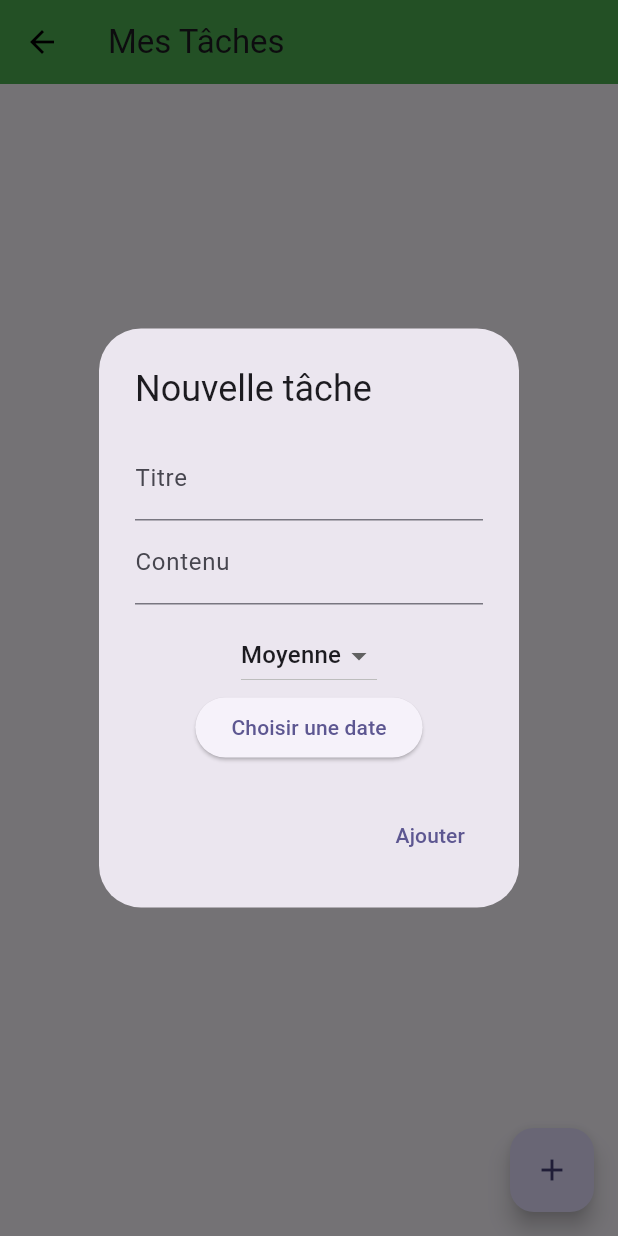
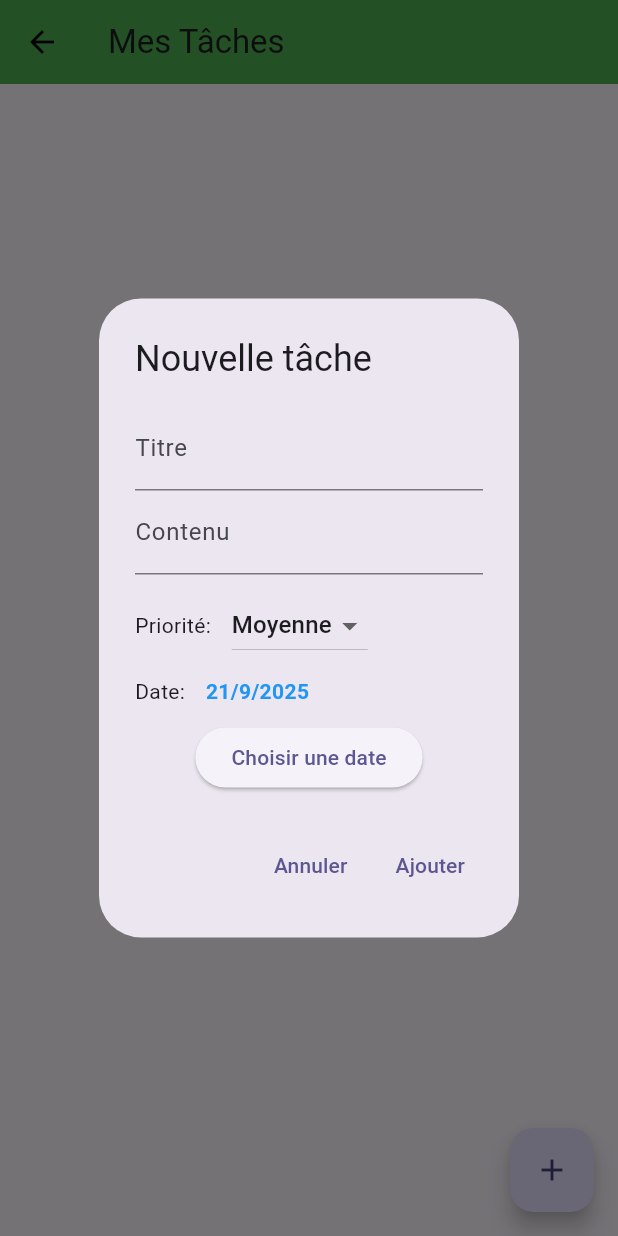
Before and after one commit to coumbaseye2-eng/mon_app1, a Flutter app: the screen it shows once a user with an empty profile is signed in, item 2 of the bottom bar chosen, after a tap on the "add" icon, on a phone screen of 412 x 824 dp. Run offline on Flutter 3.47's test engine with Material 3 defaults, Android fonts, the phone set to English and light mode, and no system bars; our stand-ins replace cloud_firestore, firebase_auth, firebase_core, firebase_storage, image_picker; accounts and stored records are empty.

Commit message:
retouche de task_page

```diff
--- a/lib/task_page.dart
+++ b/lib/task_page.dart
@@ -10,9 +10,149 @@ class TachesPage extends StatefulWidget {
   _TachesPageState createState() => _TachesPageState();
 }
 
+// Widget stateful pour le modal de modification de tâche
+class _EditTaskDialog extends StatefulWidget {
+  final Task task;
+  final CollectionReference tasksRef;
+
+  const _EditTaskDialog({required this.task, required this.tasksRef});
+
+  @override
+  State<_EditTaskDialog> createState() => _EditTaskDialogState();
+}
+
+class _EditTaskDialogState extends State<_EditTaskDialog> {
+  late TextEditingController titreCtrl;
+  late TextEditingController contenuCtrl;
+  late String priorite;
+  late DateTime date;
+
+  @override
+  void initState() {
+    super.initState();
+    titreCtrl = TextEditingController(text: widget.task.titre);
+    contenuCtrl = TextEditingController(text: widget.task.contenu);
+    priorite = widget.task.priorite;
+    date = widget.task.date;
+  }
+
+  @override
+  void dispose() {
+    titreCtrl.dispose();
+    contenuCtrl.dispose();
+    super.dispose();
+  }
+
+  String get dateText {
+    return "${date.day}/${date.month}/${date.year}";
+  }
+
+  @override
+  Widget build(BuildContext context) {
+    return AlertDialog(
+      title: const Text("Modifier la tâche"),
+      content: SingleChildScrollView(
+        child: Column(
+          children: [
+            TextField(
+              controller: titreCtrl,
+              decoration: const InputDecoration(labelText: "Titre"),
+            ),
+            TextField(
+              controller: contenuCtrl,
+              decoration: const InputDecoration(labelText: "Contenu"),
+            ),
+            const SizedBox(height: 10),
+            Row(
+              children: [
+                const Text("Priorité: "),
+                const SizedBox(width: 10),
+                DropdownButton<String>(
+                  value: priorite,
+                  items: ["Élevée", "Moyenne", "Basse"].map((String value) {
+                    return DropdownMenuItem(value: value, child: Text(value));
+                  }).toList(),
+                  onChanged: (value) {
+                    setState(() {
+                      priorite = value!;
+                    });
+                  },
+                ),
+              ],
+            ),
+            const SizedBox(height: 10),
+            Row(
+              children: [
+                const Text("Date: "),
+                const SizedBox(width: 10),
+                Text(
+                  dateText,
+                  style: const TextStyle(
+                    fontWeight: FontWeight.bold,
+                    color: Colors.blue,
+                  ),
+                ),
+              ],
+            ),
+            const SizedBox(height: 10),
+            ElevatedButton(
+              onPressed: () async {
+                DateTime? picked = await showDatePicker(
+                  context: context,
+                  initialDate: date,
+                  firstDate: DateTime(2020),
+                  lastDate: DateTime(2100),
+                );
+                if (picked != null) {
+                  setState(() {
+                    date = picked;
+                  });
+                }
+              },
+              child: const Text("Choisir une date"),
+            ),
+          ],
+        ),
+      ),
+      actions: [
+        TextButton(
+          onPressed: () => Navigator.pop(context),
+          child: const Text("Annuler"),
+        ),
+        TextButton(
+          onPressed: () async {
+            if (titreCtrl.text.isNotEmpty) {
+              final updatedTask = Task(
+                id: widget.task.id,
+                titre: titreCtrl.text,
+                contenu: contenuCtrl.text,
+                date: date,
+                priorite: priorite,
+                couleur: priorite == "Élevée"
+                    ? Colors.blueAccent
+                    : priorite == "Moyenne"
+                    ? Colors.purple
+                    : Colors.green,
+                completer: widget.task.completer,
+              );
+
+              await widget.tasksRef
+                  .doc(widget.task.id)
+                  .update(updatedTask.toMap());
+              Navigator.pop(context);
+            }
+          },
+          child: const Text("Modifier"),
+        ),
+      ],
+    );
+  }
+}
+
 class _TachesPageState extends State<TachesPage> {
-  final CollectionReference tasksRef =
-  FirebaseFirestore.instance.collection("tasks");
+  final CollectionReference tasksRef = FirebaseFirestore.instance.collection(
+    "tasks",
+  );
 
   late TextEditingController titreCtrl;
   late TextEditingController contenuCtrl;
@@ -27,90 +167,20 @@ class _TachesPageState extends State<TachesPage> {
     date = DateTime.now();
     super.initState();
   }
+
   void _addTask() {
     showDialog(
       context: context,
       builder: (context) {
-        return AlertDialog(
-          title: const Text("Nouvelle tâche"),
-          content: SingleChildScrollView(
-            child: Column(
-              children: [
-                TextField(
-                  controller: titreCtrl,
-                  decoration: const InputDecoration(labelText: "Titre"),
-                ),
-                TextField(
-                  controller: contenuCtrl,
-                  decoration: const InputDecoration(labelText: "Contenu"),
-                ),
-                const SizedBox(height: 10),
-                DropdownButton<String>(
-                  value: priorite,
-                  items: ["Élevée", "Moyenne", "Basse"].map((String value) {
-                    return DropdownMenuItem(
-                      value: value,
-                      child: Text(value),
-                    );
-                  }).toList(),
-                  onChanged: (value) {
-                    setState(() {
-                      priorite = value!;
-                    });
-                  },
-                ),
-                ElevatedButton(
-                  onPressed: () async {
-                    DateTime? picked = await showDatePicker(
-                      context: context,
-                      initialDate: date,
-                      firstDate: DateTime(2024),
-                      lastDate: DateTime(2100),
-                    );
-                    if (picked != null) {
-                      date = picked;
-                    }
-                  },
-                  child: const Text("Choisir une date"),
-                ),
-              ],
-            ),
-          ),
-          actions: [
-            TextButton(
-              onPressed: () async {
-                if (titreCtrl.text.isNotEmpty) {
-                  User? user = FirebaseAuth.instance.currentUser;
-
-                  if (user != null) {
-                    final newTask = Task(
-                      titre: titreCtrl.text,
-                      contenu: contenuCtrl.text,
-                      date: date,
-                      priorite: priorite,
-                      couleur: priorite == "Élevée"
-                          ? Colors.blueAccent
-                          : priorite == "Moyenne"
-                          ? Colors.purple
-                          : Colors.green,
-                    );
-
-                    await tasksRef.add({
-                      ...newTask.toMap(),
-                      "userId": user.uid,
-                    }
-                    );
-                    Navigator.pop(context);
-                  }
-                }
-              },
-              child: const Text("Ajouter"),
-            ),
-          ],
+        return _AddTaskDialog(
+          tasksRef: tasksRef,
+          initialPriority: priorite,
+          initialDate: date,
         );
       },
     );
   }
+
   Future<void> _removeTask(String id) async {
     bool confirm = await showDialog(
       context: context,
@@ -140,89 +210,14 @@ class _TachesPageState extends State<TachesPage> {
   }
 
   void _editTask(Task task) {
-    TextEditingController titreCtrl = TextEditingController(text: task.titre);
-    TextEditingController contenuCtrl =
-    TextEditingController(text: task.contenu);
-    String priorite = task.priorite;
-    DateTime date = task.date;
-
     showDialog(
       context: context,
       builder: (context) {
-        return AlertDialog(
-          title: const Text("Modifier la tâche"),
-          content: SingleChildScrollView(
-            child: Column(
-              children: [
-                TextField(
-                  controller: titreCtrl,
-                  decoration: const InputDecoration(labelText: "Titre"),
-                ),
-                TextField(
-                  controller: contenuCtrl,
-                  decoration: const InputDecoration(labelText: "Contenu"),
-                ),
-                const SizedBox(height: 10),
-                DropdownButton<String>(
-                  value: priorite,
-                  items: ["Élevée", "Moyenne", "Basse"].map((String value) {
-                    return DropdownMenuItem(
-                      value: value,
-                      child: Text(value),
-                    );
-                  }).toList(),
-                  onChanged: (value) {
-                    setState(() {
-                      priorite = value!;
-                    });
-                  },
-                ),
-                ElevatedButton(
-                  onPressed: () async {
-                    DateTime? picked = await showDatePicker(
-                      context: context,
-                      initialDate: date,
-                      firstDate: DateTime(2020),
-                      lastDate: DateTime(2100),
-                    );
-                    if (picked != null) {
-                      date = picked;
-                    }
-                  },
-                  child: const Text("Choisir une date"),
-                ),
-              ],
-            ),
-          ),
-          actions: [
-            TextButton(
-              onPressed: () async {
-                if (titreCtrl.text.isNotEmpty) {
-                  final updatedTask = Task(
-                    id: task.id,
-                    titre: titreCtrl.text,
-                    contenu: contenuCtrl.text,
-                    date: date,
-                    priorite: priorite,
-                    couleur: priorite == "Élevée"
-                        ? Colors.blueAccent
-                        : priorite == "Moyenne"
-                        ? Colors.purple
-                        : Colors.green,
-                    completer: task.completer,
-                  );
-
-                  await tasksRef.doc(task.id).update(updatedTask.toMap());
-                  Navigator.pop(context);
-                }
-              },
-              child: const Text("Modifier"),
-            ),
-          ],
-        );
+        return _EditTaskDialog(task: task, tasksRef: tasksRef);
       },
     );
   }
+
   @override
   Widget build(BuildContext context) {
     User? user = FirebaseAuth.instance.currentUser;
@@ -239,20 +234,22 @@ class _TachesPageState extends State<TachesPage> {
       body: user == null
           ? const Center(child: Text("Veuillez vous connecter"))
           : StreamBuilder<QuerySnapshot>(
-        stream: tasksRef
-            .where("userId", isEqualTo: user.uid)
-            .snapshots(),
+        stream: tasksRef.where("userId", isEqualTo: user.uid).snapshots(),
         builder: (context, snapshot) {
           if (snapshot.connectionState == ConnectionState.waiting) {
             return const Center(child: CircularProgressIndicator());
           }
           if (!snapshot.hasData || snapshot.data!.docs.isEmpty) {
-            return const Center(child: Text("Aucune tâche pour le moment"));
+            return const Center(
+              child: Text("Aucune tâche pour le moment"),
+            );
           }
           final tasks = snapshot.data!.docs.map((doc) {
-            return Task.fromMap(doc.id, doc.data() as Map<String, dynamic>);
-          }
-          ).toList();
+            return Task.fromMap(
+              doc.id,
+              doc.data() as Map<String, dynamic>,
+            );
+          }).toList();
           return ListView.builder(
             itemCount: tasks.length,
             itemBuilder: (context, index) {
@@ -271,7 +268,8 @@ class _TachesPageState extends State<TachesPage> {
                     ),
                   ),
                   subtitle: Text(
-                      "${task.contenu}\nDate: ${task.date.toLocal()} \nPriorité: ${task.priorite}"),
+                    "${task.contenu}\nDate: ${task.date.toLocal()} \nPriorité: ${task.priorite}",
+                  ),
                   isThreeLine: true,
                   trailing: Row(
                     mainAxisSize: MainAxisSize.min,
@@ -281,12 +279,17 @@ class _TachesPageState extends State<TachesPage> {
                           task.completer
                               ? Icons.check_circle
                               : Icons.radio_button_unchecked,
-                          color: task.completer ? Colors.green : Colors.black,
+                          color: task.completer
+                              ? Colors.green
+                              : Colors.black,
                         ),
                         onPressed: () => _toggleComplete(task),
                       ),
                       IconButton(
-                        icon: const Icon(Icons.edit, color: Colors.blueAccent),
+                        icon: const Icon(
+                          Icons.edit,
+                          color: Colors.blueAccent,
+                        ),
                         onPressed: () => _editTask(task),
                       ),
                       IconButton(
@@ -308,3 +311,150 @@ class _TachesPageState extends State<TachesPage> {
     );
   }
 }
+
+// Widget stateful pour le modal d'ajout de tâche
+class _AddTaskDialog extends StatefulWidget {
+  final CollectionReference tasksRef;
+  final String initialPriority;
+  final DateTime initialDate;
+
+  const _AddTaskDialog({
+    required this.tasksRef,
+    required this.initialPriority,
+    required this.initialDate,
+  });
+
+  @override
+  State<_AddTaskDialog> createState() => _AddTaskDialogState();
+}
+
+class _AddTaskDialogState extends State<_AddTaskDialog> {
+  late TextEditingController titreCtrl;
+  late TextEditingController contenuCtrl;
+  late String priorite;
+  late DateTime date;
+
+  @override
+  void initState() {
+    super.initState();
+    titreCtrl = TextEditingController();
+    contenuCtrl = TextEditingController();
+    priorite = widget.initialPriority;
+    date = widget.initialDate;
+  }
+
+  @override
+  void dispose() {
+    titreCtrl.dispose();
+    contenuCtrl.dispose();
+    super.dispose();
+  }
+
+  String get dateText {
+    return "${date.day}/${date.month}/${date.year}";
+  }
+
+  @override
+  Widget build(BuildContext context) {
+    return AlertDialog(
+        title: const Text("Nouvelle tâche"),
+        content: SingleChildScrollView(
+          child: Column(
+            children: [
+              TextField(
+                controller: titreCtrl,
+                decoration: const InputDecoration(labelText: "Titre"),
+              ),
+              TextField(
+                controller: contenuCtrl,
+                decoration: const InputDecoration(labelText: "Contenu"),
+              ),
+              const SizedBox(height: 10),
+              Row(
+                children: [
+                  const Text("Priorité: "),
+                  const SizedBox(width: 10),
+                  DropdownButton<String>(
+                    value: priorite,
+                    items: ["Élevée", "Moyenne", "Basse"].map((String value) {
+                      return DropdownMenuItem(value: value, child: Text(value));
+                    }).toList(),
+                    onChanged: (value) {
+                      setState(() {
+                        priorite = value!;
+                      });
+                    },
+                  ),
+                ],
+              ),
+              const SizedBox(height: 10),
+              Row(
+                children: [
+                  const Text("Date: "),
+                  const SizedBox(width: 10),
+                  Text(
+                    dateText,
+                    style: const TextStyle(
+                      fontWeight: FontWeight.bold,
+                      color: Colors.blue,
+                    ),
+                  ),
+                ],
+              ),
+              const SizedBox(height: 10),
+              ElevatedButton(
+                onPressed: () async {
+                  DateTime? picked = await showDatePicker(
+                    context: context,
+                    initialDate: date,
+                    firstDate: DateTime(2020),
+                    lastDate: DateTime(2100),
+                  );
+                  if (picked != null) {
+                    setState(() {
+                      date = picked;
+                    });
+                  }
+                },
+                child: const Text("Choisir une date"),
+              ),
+            ],
+          ),
+        ),
+        actions: [
+        TextButton(
+        onPressed: () => Navigator.pop(context),
+    child: const Text("Annuler"),
+    ),
+    TextButton(
+    onPressed: () async {
+    if (titreCtrl.text.isNotEmpty) {
+    User? user = FirebaseAuth.instance.currentUser;
+
+    if (user != null) {
+    final newTask = Task(
+    titre: titreCtrl.text,
+    contenu: contenuCtrl.text,
+    date: date,
+    priorite: priorite,
+    couleur: priorite == "Élevée"
+    ? Colors.blueAccent
+        : priorite == "Moyenne"
+    ? Colors.purple
+        : Colors.green,
+    );
+
+    await widget.tasksRef.add({
+    ...newTask.toMap(),
+    "userId": user.uid,
+    });
+    Navigator.pop(context);
+    }
+    }
+    },
+    child: const Text("Ajouter"),
+    ),
+    ],
+    );
+    }
+}
```
